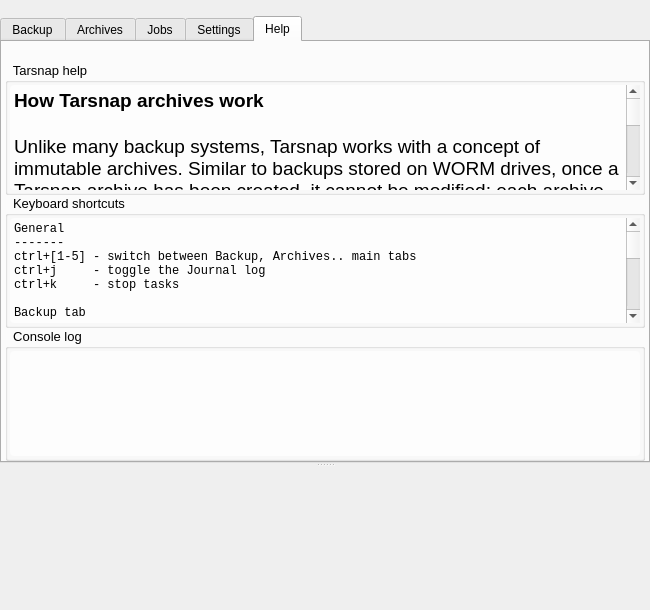
The window that forms/mainwindow.ui (Tarsnap/tarsnap-gui) describes before a commit, drawn with Qt 5.
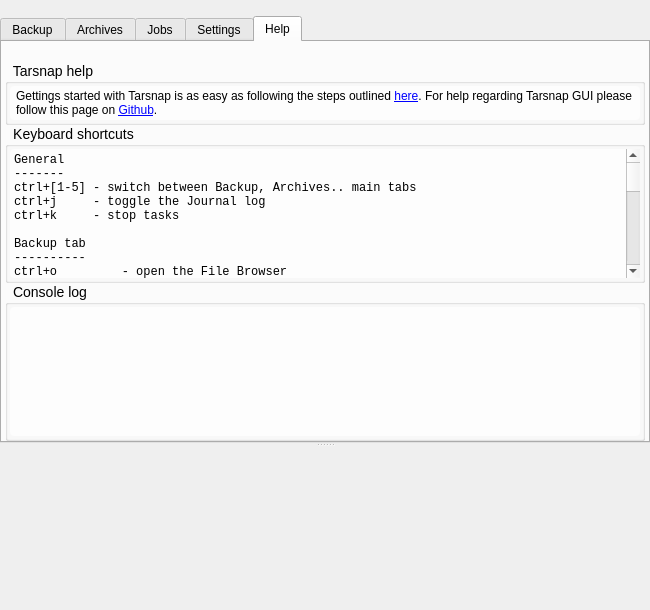
The same window after the commit. The open tabs and pages were chosen to show the change. Icons and pictures are not drawn. Custom widgets are drawn as their Qt base class.

Commit message:
Remove blunt help text from the Help page.
And replace with links to tarsnap.com and github for now.

```diff
--- a/forms/mainwindow.ui
+++ b/forms/mainwindow.ui
@@ -1694,7 +1694,7 @@
          <widget class="QWidget" name="helpTab">
           <property name="styleSheet">
            <string notr="true">#helpTab QGroupBox {
-font-size: 13px;
+font-size: 14px;
 }
 #helpTab QGroupBox::title {
 background: transparent;
@@ -1747,37 +1747,20 @@
                <number>2</number>
               </property>
               <item>
-               <widget class="QTextBrowser" name="helpTextBrowser">
+               <widget class="QLabel" name="label_5">
                 <property name="styleSheet">
-                 <string notr="true">QTextBrowser {
+                 <string notr="true">QLabel {
 background: rgba(255,255,255,170);
 border-radius: 4px;
+padding: 3px;
 }</string>
                 </property>
-                <property name="frameShape">
-                 <enum>QFrame::NoFrame</enum>
+                <property name="text">
+                 <string>Gettings started with Tarsnap is as easy as following the steps outlined &lt;a href=&quot;https://www.tarsnap.com/gettingstarted.html&quot;&gt;here&lt;/a&gt;.
+For help regarding Tarsnap GUI please follow this page on &lt;a href=&quot;https://github.com/Tarsnap/tarsnap-gui/wiki/Tarsnap&quot;&gt;Github&lt;/a&gt;.</string>
                 </property>
-                <property name="html">
-                 <string>&lt;!DOCTYPE HTML PUBLIC &quot;-//W3C//DTD HTML 4.0//EN&quot; &quot;http://www.w3.org/TR/REC-html40/strict.dtd&quot;&gt;
-&lt;html&gt;&lt;head&gt;&lt;meta name=&quot;qrichtext&quot; content=&quot;1&quot; /&gt;&lt;style type=&quot;text/css&quot;&gt;
-p, li { white-space: pre-wrap; }
-&lt;/style&gt;&lt;/head&gt;&lt;body style=&quot; font-family:'.SF NS Text'; font-size:13pt; font-weight:400; font-style:normal;&quot;&gt;
-&lt;p style=&quot; margin-top:0px; margin-bottom:0px; margin-left:0px; margin-right:0px; -qt-block-indent:0; text-indent:0px;&quot;&gt;&lt;span style=&quot; font-size:14pt; font-weight:600;&quot;&gt;How Tarsnap archives work&lt;/span&gt;&lt;/p&gt;
-&lt;p style=&quot;-qt-paragraph-type:empty; margin-top:0px; margin-bottom:0px; margin-left:0px; margin-right:0px; -qt-block-indent:0; text-indent:0px; font-size:14pt;&quot;&gt;&lt;br /&gt;&lt;/p&gt;
-&lt;p style=&quot; margin-top:0px; margin-bottom:0px; margin-left:0px; margin-right:0px; -qt-block-indent:0; text-indent:0px;&quot;&gt;&lt;span style=&quot; font-size:14pt;&quot;&gt;Unlike many backup systems, Tarsnap works with a concept of immutable archives. Similar to backups stored on WORM drives, once a Tarsnap archive has been created, it cannot be modified; each archive is cryptographically signed to ensure that it cannot be silently modified. For obvious reasons, this also means that archives cannot be overwritten; each archive must be created with a new name.&lt;/span&gt;&lt;/p&gt;
-&lt;p style=&quot;-qt-paragraph-type:empty; margin-top:0px; margin-bottom:0px; margin-left:0px; margin-right:0px; -qt-block-indent:0; text-indent:0px; font-size:14pt;&quot;&gt;&lt;br /&gt;&lt;/p&gt;
-&lt;p style=&quot; margin-top:0px; margin-bottom:0px; margin-left:0px; margin-right:0px; -qt-block-indent:0; text-indent:0px;&quot;&gt;&lt;span style=&quot; font-size:14pt;&quot;&gt;Tarsnap also makes creating new archives very fast: Because Tarsnap deduplicates archives against data stored in previous archives, if you have an archive already stored with a previous version of the data you're placing into a new archive, Tarsnap will automatically recognize the duplicated data and only upload the new blocks. Similarly, when you delete an archive, Tarsnap figures out which data was only in that archive, and deletes it, while leaving behind any data which is still needed by other archives.&lt;/span&gt;&lt;/p&gt;
-&lt;p style=&quot;-qt-paragraph-type:empty; margin-top:0px; margin-bottom:0px; margin-left:0px; margin-right:0px; -qt-block-indent:0; text-indent:0px; font-size:14pt;&quot;&gt;&lt;br /&gt;&lt;/p&gt;
-&lt;p style=&quot; margin-top:0px; margin-bottom:0px; margin-left:0px; margin-right:0px; -qt-block-indent:0; text-indent:0px;&quot;&gt;&lt;span style=&quot; font-size:14pt;&quot;&gt;In short, to use Tarsnap you should start by forgetting everything you know about managing backups. If you want a backup of your data every day, then just ask Tarsnap to create a backup of your data every day.&lt;/span&gt;&lt;/p&gt;
-&lt;p style=&quot;-qt-paragraph-type:empty; margin-top:0px; margin-bottom:0px; margin-left:0px; margin-right:0px; -qt-block-indent:0; text-indent:0px; font-size:14pt;&quot;&gt;&lt;br /&gt;&lt;/p&gt;
-&lt;p style=&quot; margin-top:0px; margin-bottom:0px; margin-left:0px; margin-right:0px; -qt-block-indent:0; text-indent:0px;&quot;&gt;&lt;span style=&quot; font-size:14pt; font-weight:600;&quot;&gt;Tarsnap cache directory&lt;/span&gt;&lt;/p&gt;
-&lt;p style=&quot;-qt-paragraph-type:empty; margin-top:0px; margin-bottom:0px; margin-left:0px; margin-right:0px; -qt-block-indent:0; text-indent:0px; font-size:14pt; font-weight:600;&quot;&gt;&lt;br /&gt;&lt;/p&gt;
-&lt;p style=&quot; margin-top:0px; margin-bottom:0px; margin-left:0px; margin-right:0px; -qt-block-indent:0; text-indent:0px;&quot;&gt;&lt;span style=&quot; font-size:14pt;&quot;&gt;The tarsnap -c and tarsnap -d (archive creating and deleting) operations use a &amp;quot;cache directory&amp;quot; which allows Tarsnap to identify which blocks of data have been previously stored; this directory is specified via the cachedir directive in the Tarsnap configuration file or via the --cachedir option to Tarsnap. If the cache directory is lost or out of date, the tarsnap -c and tarsnap -d operations will exit with an error message instructing you to run tarsnap --fsck to regenerate the cache directory.&lt;/span&gt;&lt;/p&gt;
-&lt;p style=&quot;-qt-paragraph-type:empty; margin-top:0px; margin-bottom:0px; margin-left:0px; margin-right:0px; -qt-block-indent:0; text-indent:0px; font-size:14pt;&quot;&gt;&lt;br /&gt;&lt;/p&gt;
-&lt;p style=&quot; margin-top:0px; margin-bottom:0px; margin-left:0px; margin-right:0px; -qt-block-indent:0; text-indent:0px;&quot;&gt;&lt;span style=&quot; font-size:14pt;&quot;&gt;More help at:&lt;/span&gt;&lt;/p&gt;
-&lt;p style=&quot;-qt-paragraph-type:empty; margin-top:0px; margin-bottom:0px; margin-left:0px; margin-right:0px; -qt-block-indent:0; text-indent:0px; font-size:14pt;&quot;&gt;&lt;br /&gt;&lt;/p&gt;
-&lt;p style=&quot; margin-top:0px; margin-bottom:0px; margin-left:0px; margin-right:0px; -qt-block-indent:0; text-indent:0px;&quot;&gt;&lt;a href=&quot;https://www.tarsnap.com/gettingstarted.html&quot;&gt;&lt;span style=&quot; font-size:14pt; text-decoration: underline; color:#0000ff;&quot;&gt;https://www.tarsnap.com/gettingstarted.html&lt;/span&gt;&lt;/a&gt;&lt;/p&gt;
-&lt;p style=&quot; margin-top:0px; margin-bottom:0px; margin-left:0px; margin-right:0px; -qt-block-indent:0; text-indent:0px;&quot;&gt;&lt;a href=&quot;https://github.com/Tarsnap/tarsnap-gui/wiki/Tarsnap&quot;&gt;&lt;span style=&quot; text-decoration: underline; color:#0000ff;&quot;&gt;https://github.com/Tarsnap/tarsnap-gui/wiki/Tarsnap&lt;/span&gt;&lt;/a&gt;&lt;/p&gt;&lt;/body&gt;&lt;/html&gt;</string>
+                <property name="wordWrap">
+                 <bool>true</bool>
                 </property>
                 <property name="openExternalLinks">
                  <bool>true</bool>
```
Left out of the diff: 1 changed line with no effect on the pictures.
